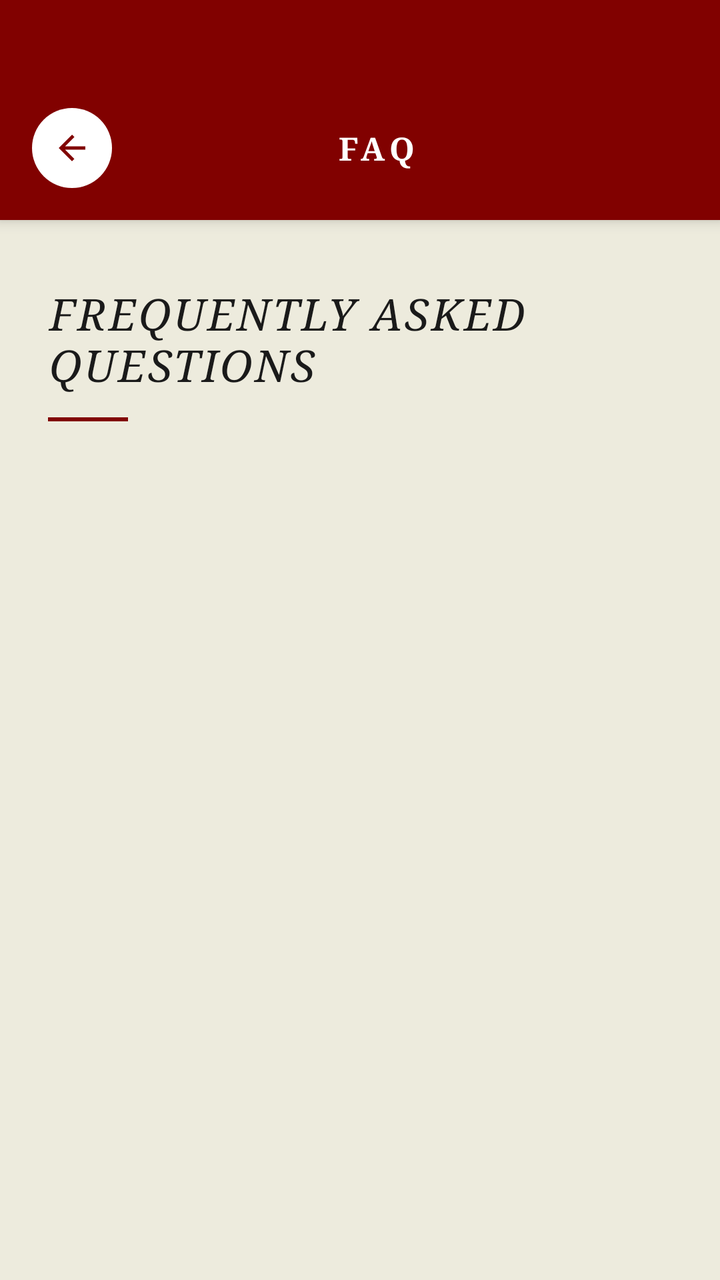
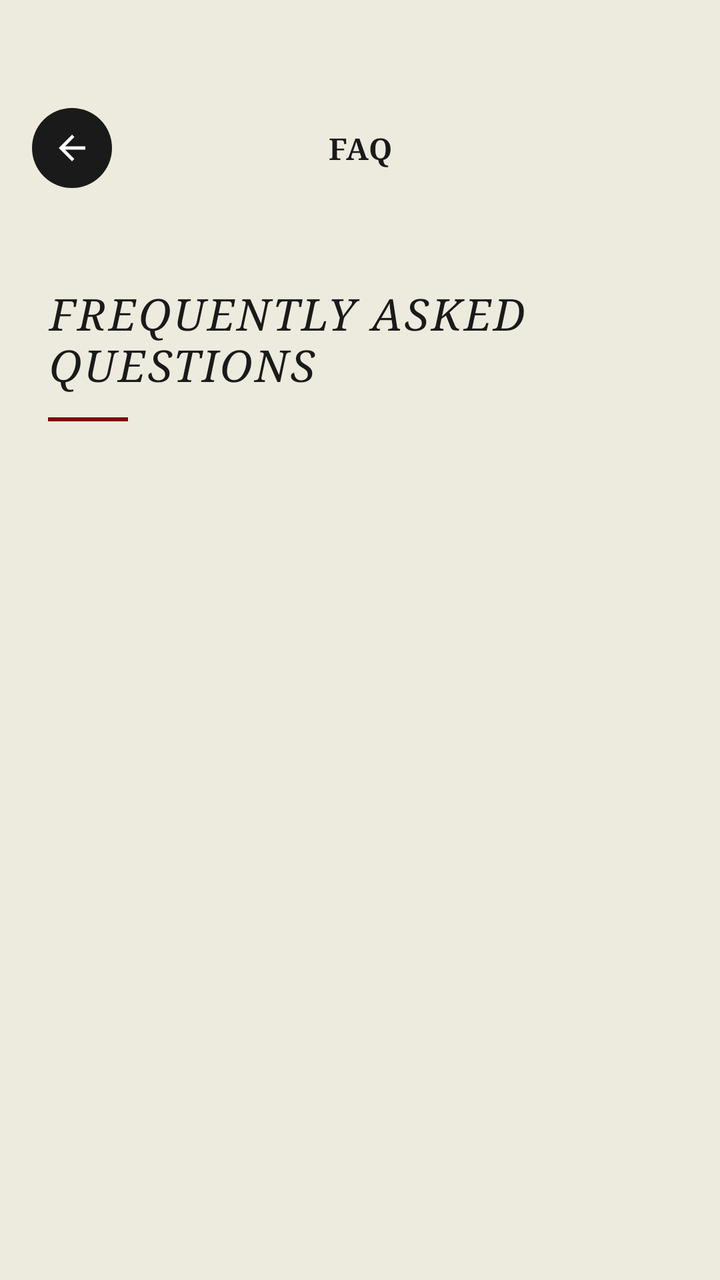

Before-and-after screenshots of an Android layout around one commit, followed by the original layout XML and the change that was made.
<!-- AndroidManifest.xml: application theme Theme.Saive -->
<!-- res/layout/activity_faq.xml -->
<?xml version="1.0" encoding="utf-8"?>
<androidx.constraintlayout.widget.ConstraintLayout
    xmlns:android="http://schemas.android.com/apk/res/android"
    xmlns:app="http://schemas.android.com/apk/res-auto"
    xmlns:tools="http://schemas.android.com/tools"
    android:id="@+id/main"
    android:layout_width="match_parent"
    android:layout_height="match_parent"
    tools:context=".ui.FaqActivity"
    android:background="@color/colorCotton">

    
    <com.google.android.material.card.MaterialCardView
        android:id="@+id/toolbar"
        android:layout_width="match_parent"
        android:layout_height="wrap_content"
        app:cardBackgroundColor="@color/colorMaroon"
        app:cardCornerRadius="0dp"
        app:cardElevation="4dp"
        app:strokeWidth="0dp"
        app:layout_constraintTop_toTopOf="parent">

        <androidx.constraintlayout.widget.ConstraintLayout
            android:layout_width="match_parent"
            android:layout_height="wrap_content"
            android:paddingHorizontal="16dp"
            android:paddingTop="54dp"
            android:paddingBottom="16dp">

            <ImageButton
                android:id="@+id/btnBack"
                android:layout_width="40dp"
                android:layout_height="40dp"
                android:background="@drawable/bg_circle_white"
                android:padding="10dp"
                android:scaleType="centerInside"
                android:src="@drawable/ic_back"
                app:layout_constraintBottom_toBottomOf="parent"
                app:layout_constraintStart_toStartOf="parent"
                app:layout_constraintTop_toTopOf="parent"
                app:tint="@color/colorMaroon" />

            <TextView
                android:layout_width="0dp"
                android:layout_height="wrap_content"
                android:layout_marginStart="16dp"
                android:fontFamily="serif"
                android:gravity="center"
                android:letterSpacing="0.15"
                android:text="@string/menu_faq"
                android:textAllCaps="true"
                android:textColor="@color/colorOnMaroon"
                android:textSize="16sp"
                android:textStyle="bold"
                app:layout_constraintBottom_toBottomOf="parent"
                app:layout_constraintEnd_toEndOf="parent"
                app:layout_constraintStart_toStartOf="parent"
                app:layout_constraintTop_toTopOf="parent" />

        </androidx.constraintlayout.widget.ConstraintLayout>
    </com.google.android.material.card.MaterialCardView>

    
    <LinearLayout
        android:id="@+id/subtitleContainer"
        android:layout_width="match_parent"
        android:layout_height="wrap_content"
        android:orientation="vertical"
        android:paddingHorizontal="24dp"
        android:paddingTop="32dp"
        android:paddingBottom="16dp"
        app:layout_constraintTop_toBottomOf="@id/toolbar">

        <TextView
            android:id="@+id/tvSubtitle"
            android:layout_width="wrap_content"
            android:layout_height="wrap_content"
            android:fontFamily="serif"
            android:letterSpacing="0.05"
            android:text="@string/faq_subtitle"
            android:textColor="@color/colorNoirBlack"
            android:textSize="22sp"
            android:textStyle="italic" />

        <View
            android:layout_width="40dp"
            android:layout_height="2dp"
            android:layout_marginTop="12dp"
            android:background="@color/colorMaroon" />
    </LinearLayout>

    
    <androidx.recyclerview.widget.RecyclerView
        android:id="@+id/rvFaq"
        android:layout_width="match_parent"
        android:layout_height="0dp"
        android:clipToPadding="false"
        android:overScrollMode="never"
        android:paddingHorizontal="24dp"
        android:paddingBottom="32dp"
        app:layout_constraintBottom_toBottomOf="parent"
        app:layout_constraintTop_toBottomOf="@id/subtitleContainer" />

</androidx.constraintlayout.widget.ConstraintLayout>
<!-- resources referenced by this layout -->
<resources>
  <color name="colorCotton">#EDEBDD</color>
  <color name="colorMaroon">#810100</color>
  <color name="colorNoirBlack">#1A1A1A</color>
  <color name="colorOnMaroon">#FFFFFF</color>
  <!-- drawable bg_circle_white (drawable) -->
  <?xml version="1.0" encoding="utf-8"?>
  <shape xmlns:android="http://schemas.android.com/apk/res/android">
      <solid android:color="@color/white" />
      <corners android:radius="1000dp" />
  </shape>
  <!-- drawable ic_back (drawable) -->
  <vector xmlns:android="http://schemas.android.com/apk/res/android"
      android:width="24dp"
      android:height="24dp"
      android:viewportWidth="24"
      android:viewportHeight="24">
      <path
          android:fillColor="#000000"
          android:pathData="M20,11H7.83l5.59,-5.59L12,4l-8,8l8,8l1.41,-1.41L7.83,13H20V11Z" />
  </vector>
  <string name="faq_subtitle">FREQUENTLY ASKED QUESTIONS</string>
  <string name="menu_faq">FAQ</string>
  <style name="Theme.Saive" parent="Base.Theme.Saive" />
  <color name="white">#FFFFFFFF</color>
  <color name="colorLinen">#D4C9B8</color>
  <style name="TextAppearance.Saive.Header" parent="TextAppearance.MaterialComponents.Headline3">
          <item name="android:fontFamily">serif</item>
          <item name="android:textStyle">italic</item>
          <item name="android:textSize">@dimen/text_size_h1</item>
          <item name="android:textColor">@color/colorNoirBlack</item>
          <item name="android:letterSpacing">0.02</item>
      </style>
  <style name="TextAppearance.Saive.SectionHeader" parent="TextAppearance.Saive.Header">
          <item name="android:textSize">@dimen/text_size_h3</item>
          <item name="android:textStyle">normal</item>
          <item name="android:textAllCaps">false</item>
      </style>
  <style name="TextAppearance.Saive.Thin" parent="TextAppearance.MaterialComponents.Body1">
          <item name="android:fontFamily">sans-serif-light</item>
          <item name="android:letterSpacing">0.05</item>
      </style>
  <style name="TextAppearance.Saive.Light" parent="TextAppearance.MaterialComponents.Body2">
          <item name="android:fontFamily">sans-serif-light</item>
      </style>
  <style name="TextAppearance.Saive.Label" parent="TextAppearance.Saive.Thin">
          <item name="android:fontFamily">sans-serif-medium</item>
          <item name="android:textSize">@dimen/text_size_tiny</item>
          <item name="android:textColor">@color/colorNoirBlack</item>
          <item name="android:textAllCaps">true</item>
          <item name="android:letterSpacing">0.15</item>
      </style>
  <dimen name="text_size_h1">28sp</dimen>
  <dimen name="text_size_h3">20sp</dimen>
  <dimen name="text_size_tiny">10sp</dimen>
  <!-- unchanged entries left out for length: 1 -->
</resources>

<!-- the commit's change to res/layout/activity_faq.xml (unified diff, before → after) -->
@@ -1,24 +1,23 @@
 <?xml version="1.0" encoding="utf-8"?>
-<androidx.constraintlayout.widget.ConstraintLayout
-    xmlns:android="http://schemas.android.com/apk/res/android"
+<androidx.constraintlayout.widget.ConstraintLayout xmlns:android="http://schemas.android.com/apk/res/android"
     xmlns:app="http://schemas.android.com/apk/res-auto"
     xmlns:tools="http://schemas.android.com/tools"
     android:id="@+id/main"
     android:layout_width="match_parent"
     android:layout_height="match_parent"
-    tools:context=".ui.FaqActivity"
-    android:background="@color/colorCotton">
+    android:background="@color/colorCotton"
+    tools:context=".ui.FaqActivity">
 
     
     <com.google.android.material.card.MaterialCardView
         android:id="@+id/toolbar"
         android:layout_width="match_parent"
         android:layout_height="wrap_content"
-        app:cardBackgroundColor="@color/colorMaroon"
+        app:cardBackgroundColor="@color/colorCotton"
         app:cardCornerRadius="0dp"
-        app:cardElevation="4dp"
-        app:strokeWidth="0dp"
-        app:layout_constraintTop_toTopOf="parent">
+        app:cardElevation="0dp"
+        app:layout_constraintTop_toTopOf="parent"
+        app:strokeWidth="0dp">
 
         <androidx.constraintlayout.widget.ConstraintLayout
             android:layout_width="match_parent"
@@ -31,26 +30,27 @@
                 android:id="@+id/btnBack"
                 android:layout_width="40dp"
                 android:layout_height="40dp"
-                android:background="@drawable/bg_circle_white"
+                android:background="@drawable/bg_circle_black"
                 android:padding="10dp"
                 android:scaleType="centerInside"
                 android:src="@drawable/ic_back"
                 app:layout_constraintBottom_toBottomOf="parent"
                 app:layout_constraintStart_toStartOf="parent"
                 app:layout_constraintTop_toTopOf="parent"
-                app:tint="@color/colorMaroon" />
+                app:tint="@color/white" />
 
             <TextView
+                android:id="@+id/tvToolbarTitle"
                 android:layout_width="0dp"
                 android:layout_height="wrap_content"
-                android:layout_marginStart="16dp"
+                android:layout_marginHorizontal="56dp"
                 android:fontFamily="serif"
                 android:gravity="center"
-                android:letterSpacing="0.15"
+                android:letterSpacing="0.02"
                 android:text="@string/menu_faq"
-                android:textAllCaps="true"
-                android:textColor="@color/colorOnMaroon"
-                android:textSize="16sp"
+                android:textAllCaps="false"
+                android:textColor="@color/colorNoirBlack"
+                android:textSize="15sp"
                 android:textStyle="bold"
                 app:layout_constraintBottom_toBottomOf="parent"
                 app:layout_constraintEnd_toEndOf="parent"
<!-- resource entries referenced after the edit -->
@@ -3,13 +3,6 @@
   <color name="colorCotton">#EDEBDD</color>
   <color name="colorMaroon">#810100</color>
   <color name="colorNoirBlack">#1A1A1A</color>
-  <color name="colorOnMaroon">#FFFFFF</color>
-  <!-- drawable bg_circle_white (drawable) -->
-  <?xml version="1.0" encoding="utf-8"?>
-  <shape xmlns:android="http://schemas.android.com/apk/res/android">
-      <solid android:color="@color/white" />
-      <corners android:radius="1000dp" />
-  </shape>
   <!-- drawable ic_back (drawable) -->
   <vector xmlns:android="http://schemas.android.com/apk/res/android"
       android:width="24dp"
@@ -24,6 +17,13 @@
   <string name="menu_faq">FAQ</string>
   <style name="Theme.Saive" parent="Base.Theme.Saive" />
   <color name="white">#FFFFFFFF</color>
+  <!-- drawable bg_circle_black (drawable) -->
+  <?xml version="1.0" encoding="utf-8"?>
+  <shape xmlns:android="http://schemas.android.com/apk/res/android"
+      android:shape="oval">
+      <solid android:color="@color/colorNoirBlack" />
+      <size android:width="12dp" android:height="12dp" />
+  </shape>
   <color name="colorLinen">#D4C9B8</color>
   <style name="TextAppearance.Saive.Header" parent="TextAppearance.MaterialComponents.Headline3">
           <item name="android:fontFamily">serif</item>
